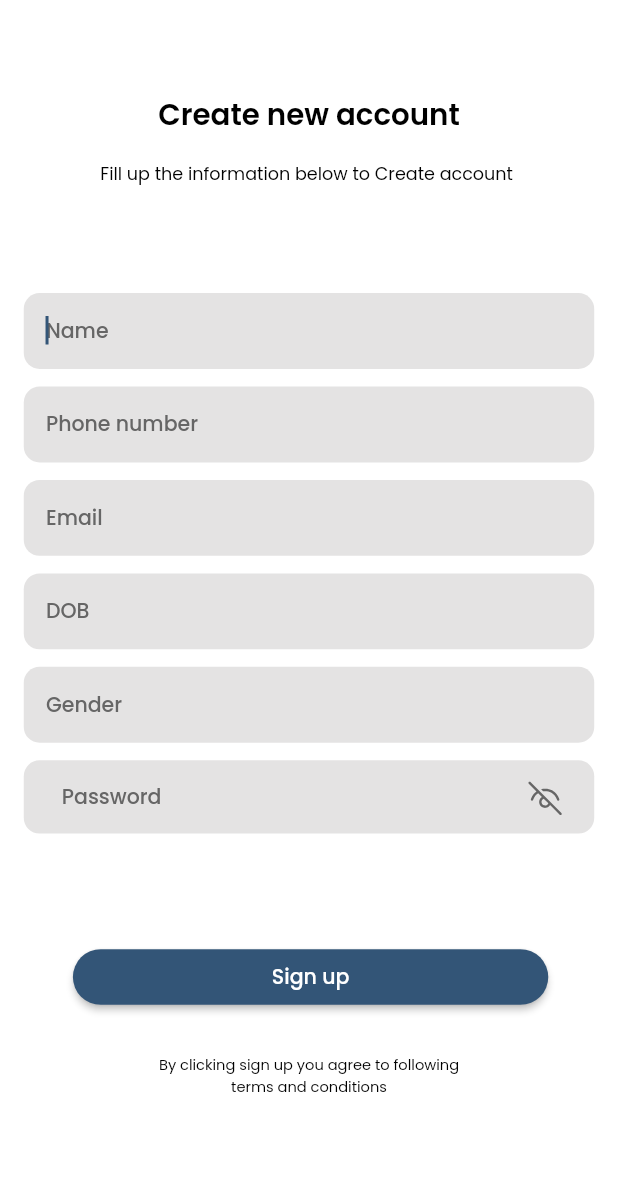
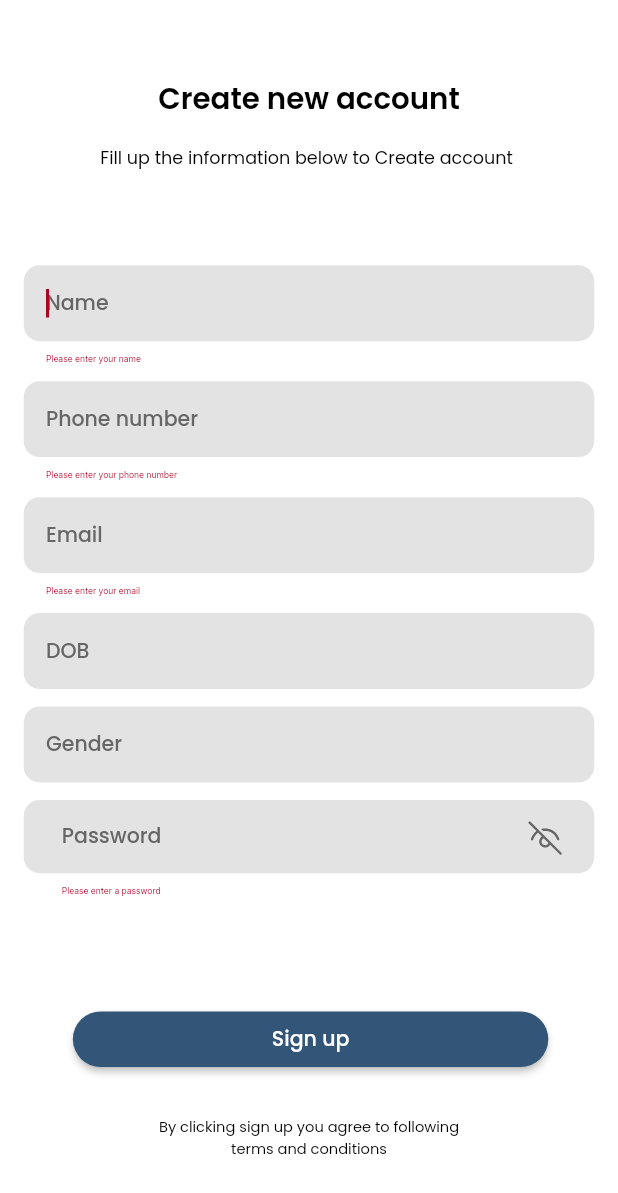
Before and after one commit to rajdeep564/SportsEase, a Flutter app: the CreateAccountScreen screen opened by its route, after a tap on "Sign up", on a phone screen of 412 x 824 dp. Shown: the top 1193 px of the screen. Run offline on Flutter 3.47's test engine with Material 2 defaults, Android fonts, the phone set to English and light mode, and no system bars; our stand-ins replace cached_network_image, flutter_rating_bar, flutter_svg, pin_code_fields.

Commit message:
UI Update & Navigation

```diff
--- a/lib/presentation/academy_joining_screen/academy_joining_screen.dart
+++ b/lib/presentation/academy_joining_screen/academy_joining_screen.dart
@@ -89,6 +89,8 @@ class AcademyJoiningScreen extends StatelessWidget {
                           _buildAreaDetails(context),
                           SizedBox(height: 6.v),
                           CustomTextFormField(
+                            decoration: InputDecoration(
+                                errorStyle: TextStyle(fontSize: 10.0)),
                             controller: pincodeController,
                             hintText: "Pincode",
                             hintStyle: CustomTextStyles.labelMediumGray700,
--- a/lib/presentation/create_account_screen/create_account_screen.dart
+++ b/lib/presentation/create_account_screen/create_account_screen.dart
@@ -1,5 +1,6 @@
 import 'package:flutter/material.dart';
 import 'package:rajdeep_singh_s_application5/core/app_export.dart';
+import 'package:rajdeep_singh_s_application5/presentation/sign_up_screen/sign_up_screen.dart';
 import 'package:rajdeep_singh_s_application5/widgets/custom_elevated_button.dart';
 import 'package:rajdeep_singh_s_application5/widgets/custom_text_form_field.dart';
 
@@ -40,7 +41,6 @@ class CreateAccountScreen extends StatelessWidget {
             ),
             child: Column(
               children: [
-                SizedBox(height: 11.v),
                 Text(
                   "Create new account",
                   style: theme.textTheme.titleLarge,
@@ -50,7 +50,7 @@ class CreateAccountScreen extends StatelessWidget {
                   "Fill up the information below to Create account ",
                   style: CustomTextStyles.bodySmallPoppinsBlack90012_1,
                 ),
-                SizedBox(height: 72.v),
+                SizedBox(height: 64.v),
                 _buildName(context),
                 SizedBox(height: 12.v),
                 _buildPhoneNumber(context),
@@ -86,8 +86,15 @@ class CreateAccountScreen extends StatelessWidget {
   /// Section Widget
   Widget _buildName(BuildContext context) {
     return CustomTextFormField(
+      decoration: InputDecoration(errorStyle: TextStyle(fontSize: 14.0)),
       controller: nameController,
       hintText: "Name",
+      validator: (value) {
+        if (value!.isEmpty) {
+          return 'Please enter your name';
+        }
+        return null;
+      },
     );
   }
 
@@ -97,6 +104,16 @@ class CreateAccountScreen extends StatelessWidget {
       controller: phoneNumberController,
       hintText: "Phone number",
       textInputType: TextInputType.phone,
+      validator: (value) {
+        if (value!.isEmpty) {
+          return 'Please enter your phone number';
+        }
+        if (!RegExp(r'^[0-9]{10}$').hasMatch(value)) {
+          return 'Please enter a valid 10-digit phone number';
+        }
+        return null;
+      },
+      decoration: InputDecoration(errorStyle: TextStyle(fontSize: 10.0)),
     );
   }
 
@@ -106,6 +123,16 @@ class CreateAccountScreen extends StatelessWidget {
       controller: emailController,
       hintText: "Email",
       textInputType: TextInputType.emailAddress,
+      validator: (value) {
+        if (value!.isEmpty) {
+          return 'Please enter your email';
+        }
+        if (!RegExp(r'^[\w-]+(\.[\w-]+)*@[\w-]+(\.[\w-]+)+$').hasMatch(value)) {
+          return 'Please enter a valid email address';
+        }
+        return null;
+      },
+      decoration: InputDecoration(errorStyle: TextStyle(fontSize: 10.0)),
     );
   }
 
@@ -114,14 +141,16 @@ class CreateAccountScreen extends StatelessWidget {
     return CustomTextFormField(
       controller: dobController,
       hintText: "DOB",
+      decoration: InputDecoration(errorStyle: TextStyle(fontSize: 10.0)),
     );
   }
 
-  /// Section Widget
+
   Widget _buildGender(BuildContext context) {
     return CustomTextFormField(
       controller: genderController,
       hintText: "Gender",
+      decoration: InputDecoration(errorStyle: TextStyle(fontSize: 10.0)),
     );
   }
 
@@ -130,6 +159,15 @@ class CreateAccountScreen extends StatelessWidget {
     return CustomTextFormField(
       controller: passwordController,
       hintText: "Password",
+      validator: (value) {
+        if (value!.isEmpty) {
+          return 'Please enter a password';
+        }
+        if (value.length < 6) {
+          return 'Password must be at least 6 characters long';
+        }
+        return null;
+      },
       textInputAction: TextInputAction.done,
       textInputType: TextInputType.visiblePassword,
       suffix: Container(
@@ -149,6 +187,7 @@ class CreateAccountScreen extends StatelessWidget {
         top: 14.v,
         bottom: 14.v,
       ),
+      decoration: InputDecoration(errorStyle: TextStyle(fontSize: 10.0)),
     );
   }
 
@@ -156,6 +195,13 @@ class CreateAccountScreen extends StatelessWidget {
   Widget _buildSignUp(BuildContext context) {
     return CustomElevatedButton(
       text: "Sign up",
+      onPressed: () {
+        if (_formKey.currentState!.validate()) {
+          Navigator.of(context).push(MaterialPageRoute(builder: (context) {
+            return SignUpScreen();
+          }));
+        }
+      },
       margin: EdgeInsets.only(
         left: 31.h,
         right: 29.h,
--- a/lib/presentation/create_new_password_screen/create_new_password_screen.dart
+++ b/lib/presentation/create_new_password_screen/create_new_password_screen.dart
@@ -50,6 +50,8 @@ class CreateNewPasswordScreen extends StatelessWidget {
                 ),
                 SizedBox(height: 52.v),
                 CustomTextFormField(
+                  decoration:
+                      InputDecoration(errorStyle: TextStyle(fontSize: 10.0)),
                   controller: newpasswordController,
                   hintText: "New password",
                   textInputType: TextInputType.visiblePassword,
@@ -57,6 +59,8 @@ class CreateNewPasswordScreen extends StatelessWidget {
                 ),
                 SizedBox(height: 12.v),
                 CustomTextFormField(
+                  decoration:
+                      InputDecoration(errorStyle: TextStyle(fontSize: 10.0)),
                   controller: confirmpasswordController,
                   hintText: "Confirm password",
                   textInputAction: TextInputAction.done,
--- a/lib/presentation/forgot_password_screen/forgot_password_screen.dart
+++ b/lib/presentation/forgot_password_screen/forgot_password_screen.dart
@@ -38,6 +38,8 @@ class ForgotPasswordScreen extends StatelessWidget {
                                   .bodySmallPoppinsBlack90012_1)),
                       SizedBox(height: 63.v),
                       CustomTextFormField(
+                          decoration: InputDecoration(
+                              errorStyle: TextStyle(fontSize: 10.0)),
                           controller: mobileNumberController,
                           hintText: "Enter your email or mobile number",
                           textInputAction: TextInputAction.done,
--- a/lib/presentation/splash_screen/splash_screen.dart
+++ b/lib/presentation/splash_screen/splash_screen.dart
@@ -1,6 +1,7 @@
 import 'package:flutter/material.dart';
 import 'package:flutter/services.dart';
 import 'package:rajdeep_singh_s_application5/core/app_export.dart';
+import 'package:rajdeep_singh_s_application5/presentation/create_account_screen/create_account_screen.dart';
 import 'package:rajdeep_singh_s_application5/widgets/custom_elevated_button.dart';
 
 class SplashScreen extends StatelessWidget {
@@ -64,6 +65,11 @@ class SplashScreen extends StatelessWidget {
               ),
               SizedBox(height: 32.v),
               CustomElevatedButton(
+                onPressed: () {
+                  Navigator.of(context).push(
+                    MaterialPageRoute(builder: (context) => CreateAccountScreen())
+                  );
+                },
                 text: "Let’s Get Started",
                 margin: EdgeInsets.only(
                   left: 39.h,
--- a/lib/widgets/custom_text_form_field.dart
+++ b/lib/widgets/custom_text_form_field.dart
@@ -24,7 +24,7 @@ class CustomTextFormField extends StatelessWidget {
     this.borderDecoration,
     this.fillColor,
     this.filled = true,
-    this.validator,
+    this.validator, required InputDecoration decoration,
   }) : super(
           key: key,
         );
```
Also changed, not shown: lib/presentation/sign_up_screen/sign_up_screen.dart (+13 -1 lines).
